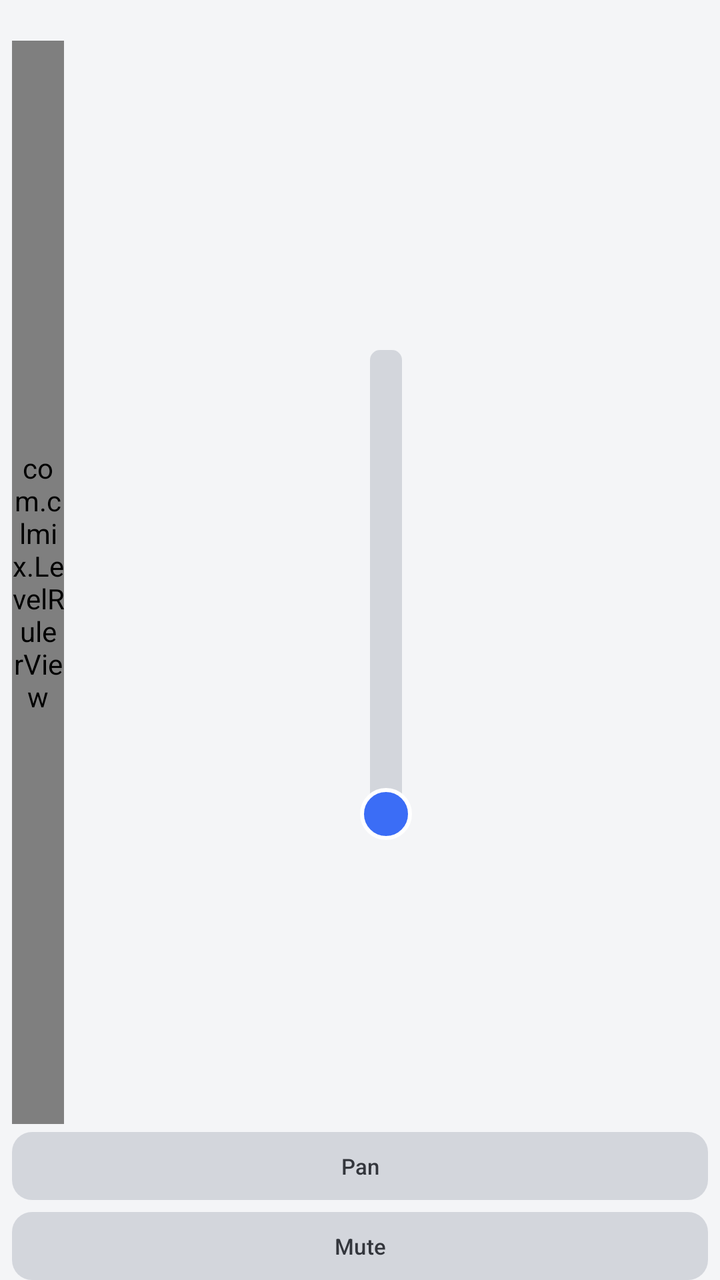
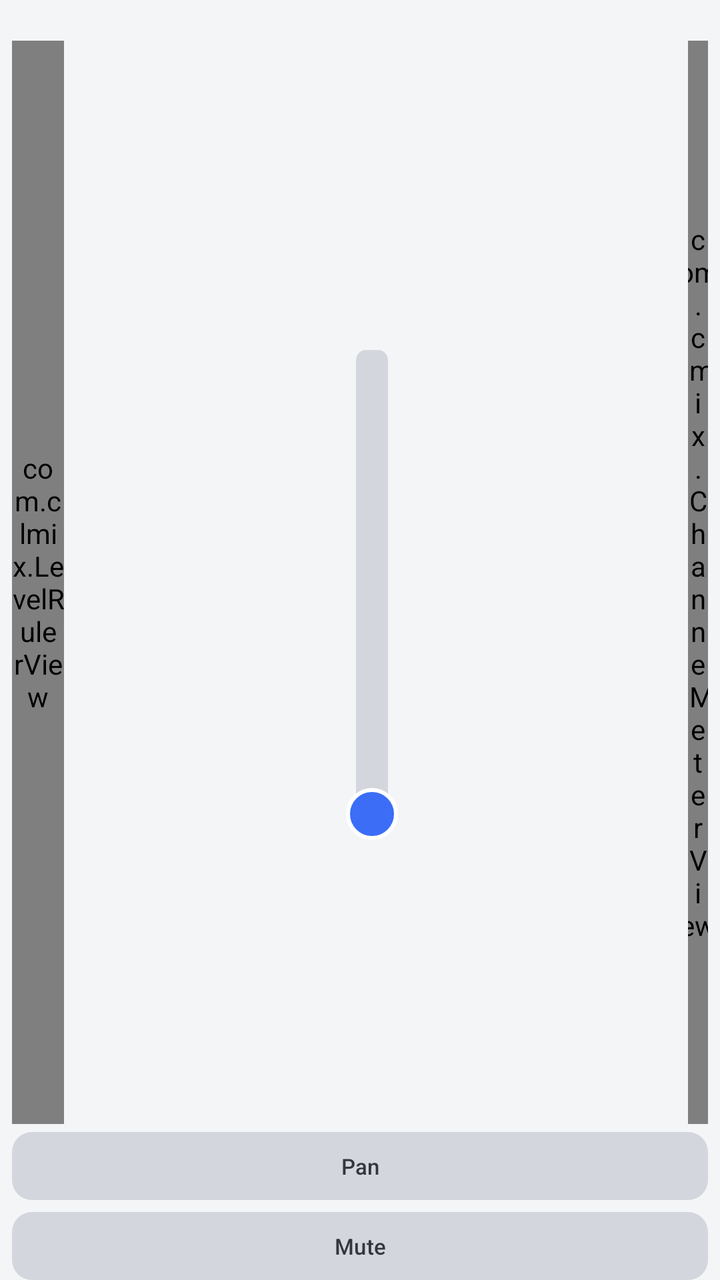

Screens rendered from an Android XML layout before and after an edit, with the pre-edit source and the edit as a unified diff.
<!-- AndroidManifest.xml: application theme Theme.CLMix -->
<!-- res/layout/item_channel.xml -->
<?xml version="1.0" encoding="utf-8"?>
<LinearLayout xmlns:android="http://schemas.android.com/apk/res/android"
    xmlns:app="http://schemas.android.com/apk/res-auto"
    android:layout_width="118dp"
    android:layout_height="match_parent"
    android:orientation="vertical"
    android:gravity="center_horizontal"
    android:paddingStart="6dp"
    android:paddingEnd="6dp">

    <TextView
        android:id="@+id/channel_name"
        android:layout_width="match_parent"
        android:layout_height="wrap_content"
        android:layout_marginBottom="4dp"
        android:gravity="center"
        android:maxLines="2"
        android:textSize="12sp"
        android:textStyle="bold"
        android:textColor="?attr/colorOnSurface" />

    <LinearLayout
        android:id="@+id/fader_row"
        android:layout_width="match_parent"
        android:layout_height="0dp"
        android:layout_weight="1"
        android:orientation="horizontal">

        <com.clmix.LevelRulerView
            android:id="@+id/level_ruler"
            android:layout_width="26dp"
            android:layout_height="match_parent" />

        <FrameLayout
            android:layout_width="0dp"
            android:layout_height="match_parent"
            android:layout_weight="1">

            
            <SeekBar
                android:id="@+id/level_seek_bar"
                android:layout_width="260dp"
                android:layout_height="44dp"
                android:layout_gravity="center"
                android:rotation="270"
                android:max="1000"
                android:thumb="@drawable/seekbar_thumb"
                android:progressDrawable="@drawable/seekbar_track"
                android:splitTrack="false"
                android:paddingStart="14dp"
                android:paddingEnd="14dp" />

        </FrameLayout>

    </LinearLayout>

    <com.google.android.material.button.MaterialButton
        android:id="@+id/pan_button"
        style="@style/Widget.Material3.Button.TonalButton"
        android:layout_width="match_parent"
        android:layout_height="34dp"
        android:layout_marginTop="4dp"
        android:text="Pan"
        android:textSize="11sp"
        android:insetTop="0dp"
        android:insetBottom="0dp"
        app:cornerRadius="10dp"
        app:backgroundTint="@color/mute_inactive"
        android:textColor="@color/on_mute_inactive" />

    <com.google.android.material.button.MaterialButton
        android:id="@+id/mute_button"
        style="@style/Widget.Material3.Button.TonalButton"
        android:layout_width="match_parent"
        android:layout_height="34dp"
        android:layout_marginTop="6dp"
        android:text="Mute"
        android:textSize="11sp"
        android:insetTop="0dp"
        android:insetBottom="0dp"
        app:cornerRadius="10dp"
        app:backgroundTint="@color/mute_inactive"
        android:textColor="@color/on_mute_inactive" />

</LinearLayout>
<!-- resources referenced by this layout -->
<resources>
  <color name="mute_inactive">#D3D6DC</color>
  <color name="on_mute_inactive">#33363C</color>
  <!-- drawable seekbar_thumb (drawable) -->
  <?xml version="1.0" encoding="utf-8"?>
  <shape xmlns:android="http://schemas.android.com/apk/res/android"
      android:shape="oval">
      <solid android:color="@color/primary" />
      <size
          android:width="26dp"
          android:height="26dp" />
      <stroke
          android:width="2dp"
          android:color="@color/on_primary" />
  </shape>
  <!-- drawable seekbar_track (drawable) -->
  <?xml version="1.0" encoding="utf-8"?>
  <layer-list xmlns:android="http://schemas.android.com/apk/res/android">
      <item android:id="@android:id/background">
          <shape android:shape="rectangle">
              <corners android:radius="5dp" />
              <solid android:color="@color/track_background" />
              <size android:height="10dp" />
          </shape>
      </item>
      <item android:id="@android:id/progress">
          <clip>
              <shape android:shape="rectangle">
                  <corners android:radius="5dp" />
                  <solid android:color="@color/primary" />
                  <size android:height="10dp" />
              </shape>
          </clip>
      </item>
  </layer-list>
  <style name="Theme.CLMix" parent="Theme.Material3.DayNight.NoActionBar">
          <item name="colorPrimary">@color/primary</item>
          <item name="colorOnPrimary">@color/on_primary</item>
          <item name="colorSecondary">@color/secondary</item>
          <item name="colorOnSecondary">@color/on_secondary</item>
          <item name="android:colorBackground">@color/background</item>
          <item name="colorSurface">@color/surface</item>
          <item name="colorOnSurface">@color/on_surface</item>
          <item name="colorSurfaceVariant">@color/surface_variant</item>
          <item name="colorOnSurfaceVariant">@color/on_surface_variant</item>
          <item name="colorError">@color/mute_active</item>
      </style>
  <color name="primary">#3B6DF6</color>
  <color name="on_primary">#FFFFFF</color>
  <color name="track_background">#D3D6DC</color>
  <color name="secondary">#1FAA6B</color>
  <color name="on_secondary">#FFFFFF</color>
  <color name="background">#F4F5F7</color>
  <color name="surface">#FFFFFF</color>
  <color name="on_surface">#1B1D22</color>
  <color name="surface_variant">#E7E9EE</color>
  <color name="on_surface_variant">#54585F</color>
  <color name="mute_active">#E5473F</color>
</resources>

<!-- the commit's change to res/layout/item_channel.xml (unified diff, before → after) -->
@@ -52,6 +52,13 @@
 
         </FrameLayout>
 
+        
+        <com.clmix.ChannelMeterView
+            android:id="@+id/channel_meter"
+            android:layout_width="10dp"
+            android:layout_height="match_parent"
+            android:layout_marginStart="4dp" />
+
     </LinearLayout>
 
     <com.google.android.material.button.MaterialButton
